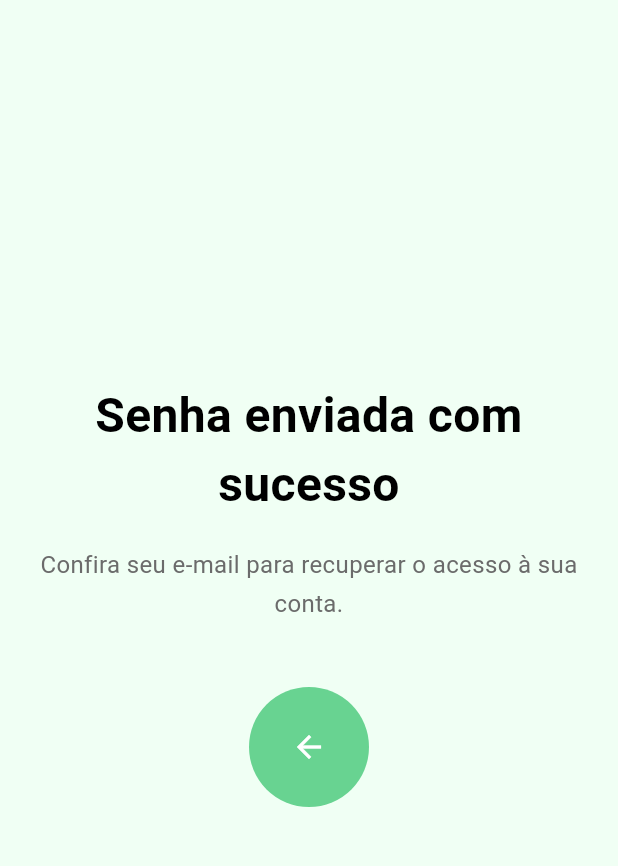
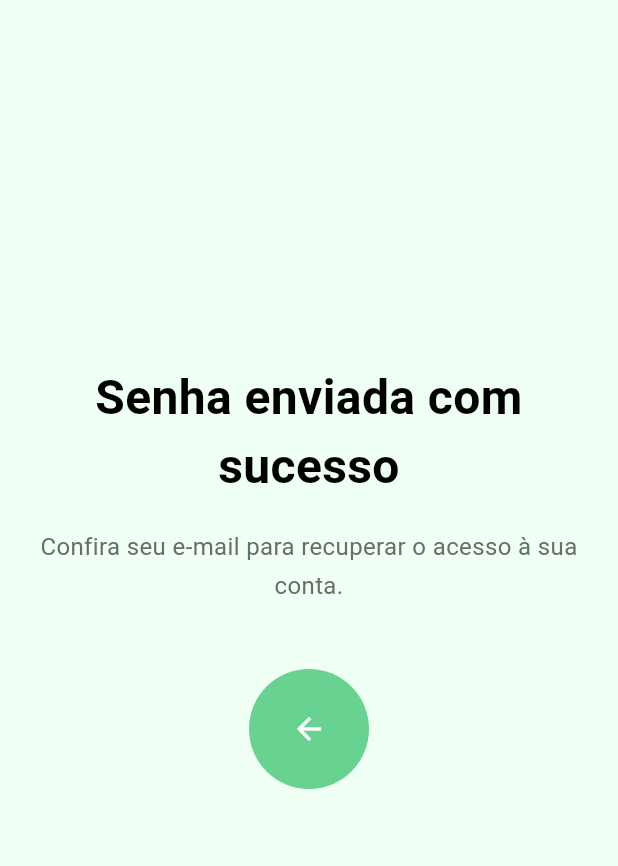
Before and after one commit to bastosmelo/fincontrol, a Flutter app: the SenhaEnviadaPage screen opened directly, on a phone screen of 412 x 824 dp, the part 84-950 px from its top. Run offline on Flutter 3.47's test engine with Material 3 defaults, Android fonts, the phone set to English and light mode, and no system bars.

Commit message:
Update senha_enviada.dart

```diff
--- a/lib/senha_enviada.dart
+++ b/lib/senha_enviada.dart
@@ -69,11 +69,11 @@ class SenhaEnviadaPage extends StatelessWidget {
           child: Column(
             children: [
               Expanded(
+                child: Center(
                   child: Column(
-                  mainAxisAlignment: MainAxisAlignment.center,
+                    mainAxisSize: MainAxisSize.min,
                     crossAxisAlignment: CrossAxisAlignment.center,
                     children: [
-                    const SizedBox(height: 24),
                       Text(
                         'Senha enviada com sucesso',
                         textAlign: TextAlign.center,
@@ -94,7 +94,9 @@ class SenhaEnviadaPage extends StatelessWidget {
                         ),
                       ),
                       const SizedBox(height: 42),
-                    Builder(
+                      Align(
+                        alignment: Alignment.center,
+                        child: Builder(
                           builder: (context) {
                             final buttonSize = width * 0.15;
                             final iconSize = buttonSize * 0.35;
@@ -116,7 +118,9 @@ class SenhaEnviadaPage extends StatelessWidget {
                             );
                           },
                         ),
+                      ),
                     ],
+                  ),
                 ),
               ),
               const SizedBox(height: 24),
```
Lines whose indentation alone changed are shown as unchanged.
